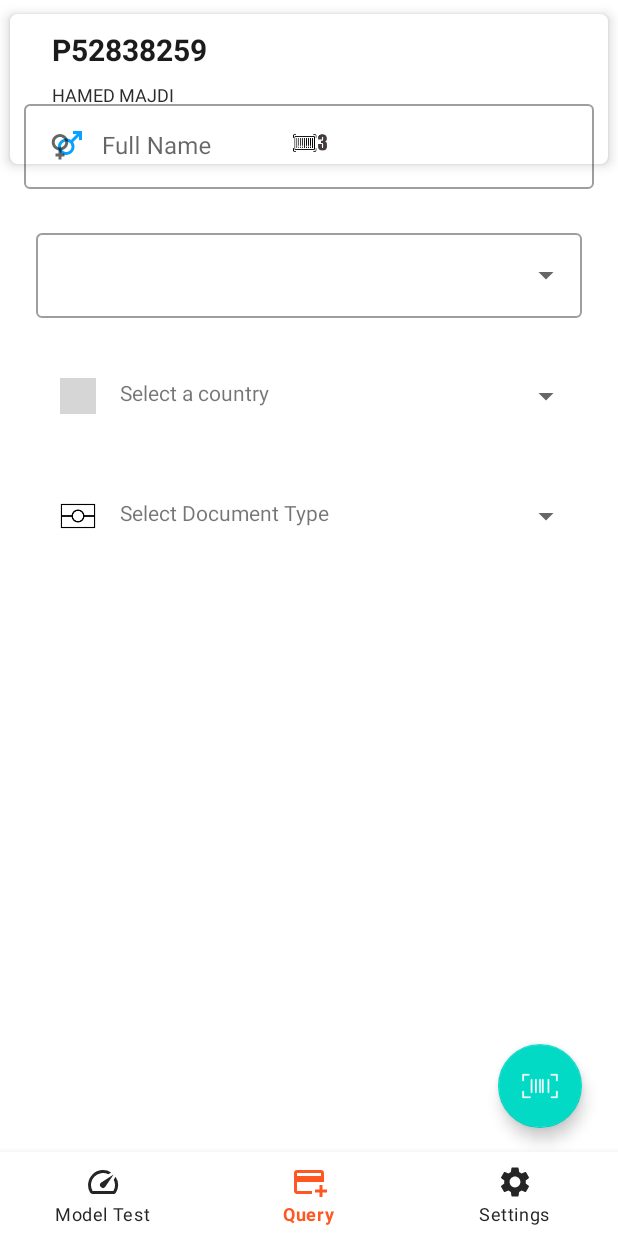
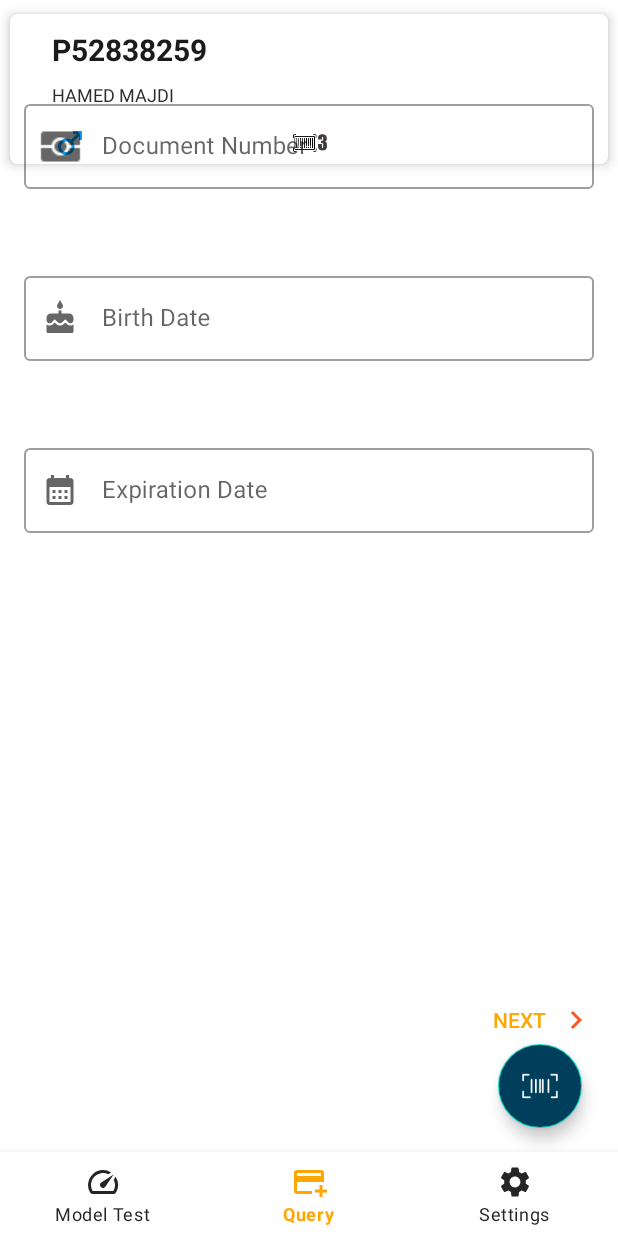
Before and after one commit to HamedMajdi/Passport-Photo-Verification, an Android app: the fragment AddManuallyFragment placed in its activity, on a phone screen of 412 x 824 dp. Run offline under Robolectric (Android 15) with nearby library versions, the phone set to English and light mode, and no system bars; our stand-ins replace Room's generated code, navigation-ui; pictures from the network do not load; Roboto replaces fonts that are not available here; grey boxes are pictures that could not be loaded.

Commit message:
Completed UI for Manual Entry Part 1

```diff
--- /dev/null
+++ b/app/src/main/res/drawable/ic_error.xml
@@ -0,0 +1,5 @@
+<vector android:height="24dp" android:tint="#FF0000"
+    android:viewportHeight="24" android:viewportWidth="24"
+    android:width="24dp" xmlns:android="http://schemas.android.com/apk/res/android">
+    <path android:fillColor="@android:color/white" android:pathData="M11,15h2v2h-2zM11,7h2v6h-2zM11.99,2C6.47,2 2,6.48 2,12s4.47,10 9.99,10C17.52,22 22,17.52 22,12S17.52,2 11.99,2zM12,20c-4.42,0 -8,-3.58 -8,-8s3.58,-8 8,-8 8,3.58 8,8 -3.58,8 -8,8z"/>
+</vector>
--- a/app/src/main/res/layout/fragment_add_manually.xml
+++ b/app/src/main/res/layout/fragment_add_manually.xml
@@ -10,9 +10,11 @@
     <androidx.constraintlayout.widget.ConstraintLayout
         android:layout_width="match_parent"
         android:layout_height="match_parent"
-        android:visibility="gone">
+        android:visibility="visible"
+        android:id="@+id/layoutDataPart1">
 
-        <com.google.android.material.textfield.TextInputLayout
+
+    <com.google.android.material.textfield.TextInputLayout
             android:id="@+id/TILDocument"
             style="@style/Widget.MaterialComponents.TextInputLayout.OutlinedBox"
             android:layout_width="match_parent"
@@ -21,18 +23,23 @@
             android:layout_marginTop="64dp"
             android:layout_marginEnd="16dp"
             android:hint="Document Number"
+            app:endIconMode="clear_text"
             app:layout_constraintEnd_toEndOf="parent"
             app:layout_constraintStart_toStartOf="parent"
             app:layout_constraintTop_toTopOf="parent"
+            app:errorEnabled="true"
+            app:errorIconDrawable="@drawable/ic_error"
             app:startIconDrawable="@drawable/ic_document_colored">
 
 
             <com.google.android.material.textfield.TextInputEditText
                 android:id="@+id/editTextDocumentNumber"
                 android:layout_width="match_parent"
-                android:layout_height="wrap_content" />
+                android:layout_height="wrap_content"
+                android:maxLength="9" />
 
         </com.google.android.material.textfield.TextInputLayout>
+
 
 
         <com.google.android.material.textfield.TextInputLayout
@@ -44,6 +51,8 @@
             android:layout_marginTop="32dp"
             android:layout_marginEnd="16dp"
             android:hint="Birth Date"
+            app:errorEnabled="true"
+            app:errorIconDrawable="@drawable/ic_error"
             app:layout_constraintEnd_toEndOf="parent"
             app:layout_constraintStart_toStartOf="parent"
             app:layout_constraintTop_toBottomOf="@id/TILDocument"
@@ -53,7 +62,10 @@
             <com.google.android.material.textfield.TextInputEditText
                 android:id="@+id/editTextBirthDate"
                 android:layout_width="match_parent"
-                android:layout_height="wrap_content" />
+                android:layout_height="wrap_content"
+                android:focusable="false"
+                android:focusableInTouchMode="false"
+                />
         </com.google.android.material.textfield.TextInputLayout>
 
         <com.google.android.material.textfield.TextInputLayout
@@ -64,6 +76,8 @@
             android:layout_marginStart="16dp"
             android:layout_marginTop="32dp"
             android:layout_marginEnd="16dp"
+            app:errorEnabled="true"
+            app:errorIconDrawable="@drawable/ic_error"
             android:hint="Expiration Date"
             app:layout_constraintEnd_toEndOf="parent"
             app:layout_constraintStart_toStartOf="parent"
@@ -74,12 +88,15 @@
             <com.google.android.material.textfield.TextInputEditText
                 android:id="@+id/editTextExpirationDate"
                 android:layout_width="match_parent"
-                android:layout_height="wrap_content" />
+                android:layout_height="wrap_content"
+                android:focusable="false"
+                android:focusableInTouchMode="false"
+                />
 
         </com.google.android.material.textfield.TextInputLayout>
 
         <Button
-            android:id="@+id/button"
+            android:id="@+id/buttonNextDataPiece"
             style="@style/Widget.AppCompat.Button.Borderless.Colored"
             android:layout_width="wrap_content"
             android:layout_height="wrap_content"
@@ -96,7 +113,8 @@
     <androidx.constraintlayout.widget.ConstraintLayout
         android:layout_width="match_parent"
         android:layout_height="match_parent"
-        android:visibility="visible">
+        android:visibility="gone"
+        android:id="@+id/layoutDataPart2">
 
 
         <com.google.android.material.textfield.TextInputLayout
@@ -129,11 +147,11 @@
         <!--            android:id="@+id/spinnerGender"/>-->
 
         <com.google.android.material.textfield.TextInputLayout
+            android:id="@+id/test"
             style="@style/Widget.MaterialComponents.TextInputLayout.OutlinedBox.ExposedDropdownMenu"
             android:layout_width="match_parent"
-            android:id="@+id/test"
+            android:layout_height="wrap_content"
             android:layout_margin="24dp"
-            android:layout_height="wrap_content"
             app:layout_constraintTop_toBottomOf="@id/TILName">
 
             <AutoCompleteTextView
--- a/app/src/main/res/layout/fragment_select_or_add_passport.xml
+++ b/app/src/main/res/layout/fragment_select_or_add_passport.xml
@@ -21,7 +21,8 @@
         android:src="@drawable/ic_scan"
         app:layout_constraintBottom_toBottomOf="parent"
         app:layout_constraintEnd_toEndOf="parent"
-        app:tint="@color/white" />
+        app:tint="@color/white"
+        android:backgroundTint="@color/color_accent"/>
 
 
 </androidx.constraintlayout.widget.ConstraintLayout>
--- a/app/src/main/res/values/colors.xml
+++ b/app/src/main/res/values/colors.xml
@@ -2,6 +2,10 @@
 <resources>
     <color name="black">#FF000000</color>
     <color name="white">#FFFFFFFF</color>
-    <color name="color_primary">#FF5722</color>
-    <color name="color_primary_dark">#E33D09</color>
+<!--    <color name="color_primary">#FF5722</color>-->
+<!--    <color name="color_primary_dark">#E33D09</color>-->
+<!--    <color name="color_accent">#00BCD4</color> -->
+    <color name="color_primary">#ffa600</color>
+    <color name="color_primary_dark">#C58103</color>
+    <color name="color_accent">#003f5c</color>
 </resources>
--- a/app/src/main/res/values/themes.xml
+++ b/app/src/main/res/values/themes.xml
@@ -4,6 +4,7 @@
         <!-- Customize your light theme here. -->
         <item name="colorPrimary">@color/color_primary</item>
         <item name="colorPrimaryDark">@color/color_primary_dark</item>
+        <item name="colorAccent">@color/color_accent</item>
 <!--        <item name="android:textViewStyle">@style/MyTextViewStyle</item>-->
 
     </style>
```
Also changed, not shown: app/src/main/java/com/example/passportphotocomparisonthesis/ReadingAndDisplayingMRZ/View/AddManuallyFragment.kt (+90 -4 lines).
